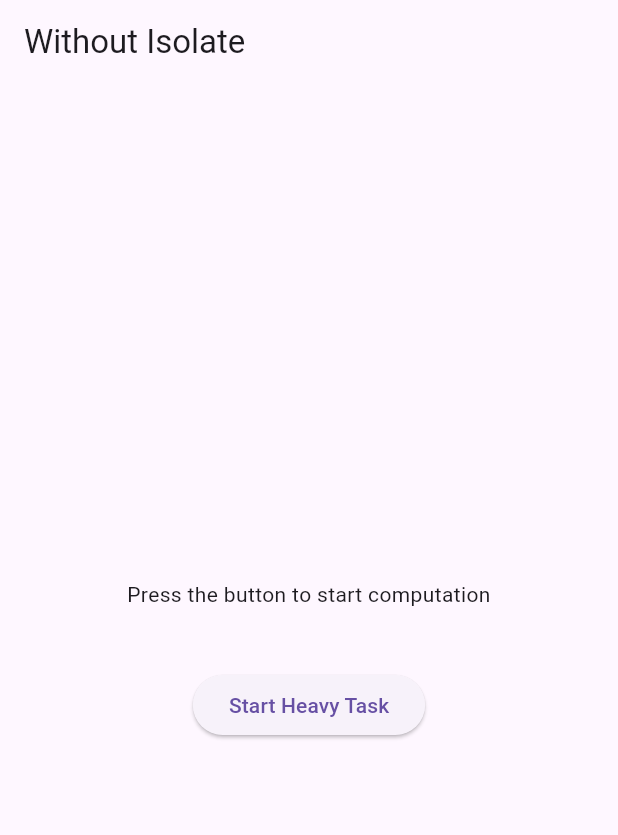
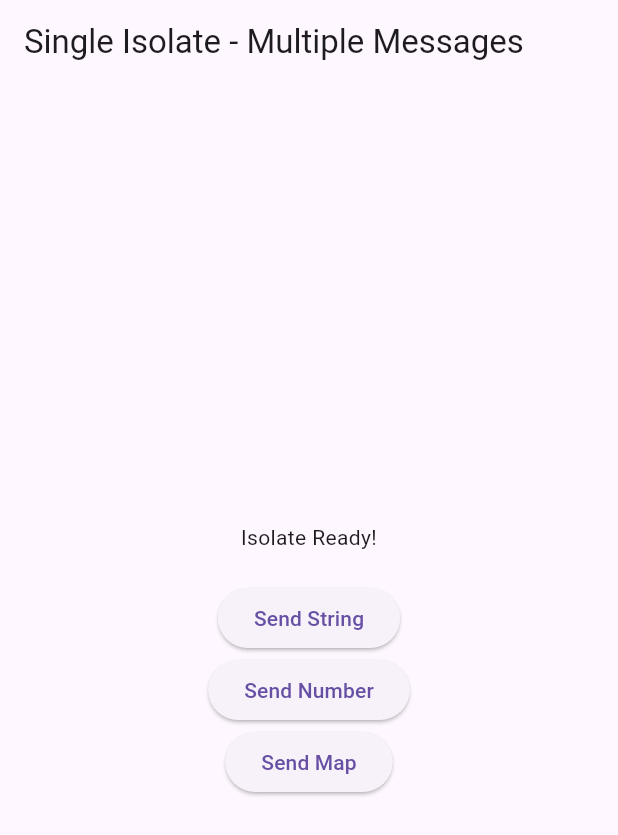
Before and after one commit to helloDevAman/Isolate-Medium, a Flutter app: the screen it shows after launch, on a phone screen of 412 x 824 dp. Shown: the top 835 px of the screen. Run offline on Flutter 3.47's test engine with Material 3 defaults, Android fonts, the phone set to English and light mode, and no system bars.

Commit message:
Difficult with isolate

```diff
--- /dev/null
+++ b/lib/high/high_task_with_isolate.dart
@@ -0,0 +1,99 @@
+import 'dart:isolate';
+import 'package:flutter/material.dart';
+
+class HighTaskWithIsolate extends StatefulWidget {
+  const HighTaskWithIsolate({super.key});
+
+  @override
+  State<HighTaskWithIsolate> createState() => _HighTaskWithIsolateState();
+}
+
+class _HighTaskWithIsolateState extends State<HighTaskWithIsolate> {
+  ReceivePort receivePort = ReceivePort();
+  SendPort? isolateSendPort;
+  String statusMessage = "Press the button to start";
+
+  @override
+  void initState() {
+    super.initState();
+    startIsolate();
+  }
+
+  void startIsolate() async {
+    await Isolate.spawn(taskComputation, receivePort.sendPort);
+
+    receivePort.listen((message) {
+      if (message is SendPort) {
+        isolateSendPort = message;
+        setState(() {
+          statusMessage = "Isolate Ready!";
+        });
+      } else if (message is String) {
+        setState(() {
+          statusMessage = "Received String: $message";
+        });
+      } else if (message is int) {
+        setState(() {
+          statusMessage = "Received Number: $message";
+        });
+      } else if (message is Map<String, dynamic>) {
+        setState(() {
+          statusMessage = "Received Map: ${message.toString()}";
+        });
+      }
+    });
+  }
+
+  void sendMessageToIsolate(dynamic message) {
+    isolateSendPort?.send(message);
+  }
+
+  @override
+  void dispose() {
+    receivePort.close();
+    super.dispose();
+  }
+
+  @override
+  Widget build(BuildContext context) {
+    return Scaffold(
+      appBar: AppBar(title: const Text("Single Isolate - Multiple Messages")),
+      body: Center(
+        child: Column(
+          mainAxisAlignment: MainAxisAlignment.center,
+          children: [
+            Text(statusMessage, textAlign: TextAlign.center),
+            const SizedBox(height: 20),
+            ElevatedButton(
+              onPressed: () => sendMessageToIsolate("Hello from Main Thread"),
+              child: const Text("Send String"),
+            ),
+            ElevatedButton(
+              onPressed: () => sendMessageToIsolate(42),
+              child: const Text("Send Number"),
+            ),
+            ElevatedButton(
+              onPressed: () => sendMessageToIsolate({"task": "compute", "value": 100}),
+              child: const Text("Send Map"),
+            ),
+          ],
+        ),
+      ),
+    );
+  }
+}
+
+void taskComputation(SendPort mainSendPort) {
+  ReceivePort isolateReceivePort = ReceivePort();
+  mainSendPort.send(isolateReceivePort.sendPort);
+
+  isolateReceivePort.listen((message) {
+    if (message is String) {
+      mainSendPort.send("Echo: $message");
+    } else if (message is int) {
+      mainSendPort.send(message * 2);
+    } else if (message is Map<String, dynamic>) {
+      mainSendPort.send({"result": "Processed", "input": message});
+    }
+  });
+}
--- a/lib/main.dart
+++ b/lib/main.dart
@@ -1,5 +1,6 @@
 import 'package:flutter/material.dart';
 
+import 'high/high_task_with_isolate.dart';
 import 'medium/medium_task_with_isolate.dart';
 import 'medium/medium_task_without_isolate.dart';
 import 'simple/simple_task_with_isolate.dart';
@@ -16,7 +17,7 @@ class App extends StatelessWidget {
   @override
   Widget build(BuildContext context) {
     return MaterialApp(
-      home: const MediumTaskWithoutIsolate(),
+      home: const HighTaskWithIsolate(),
     );
   }
 }
```
